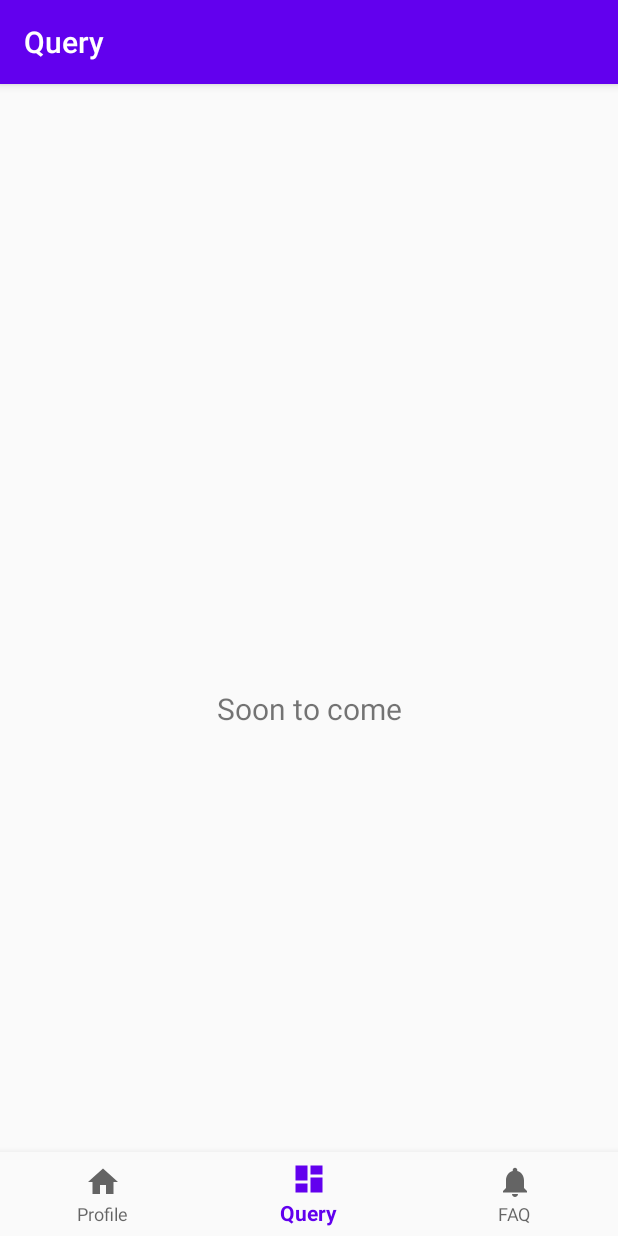
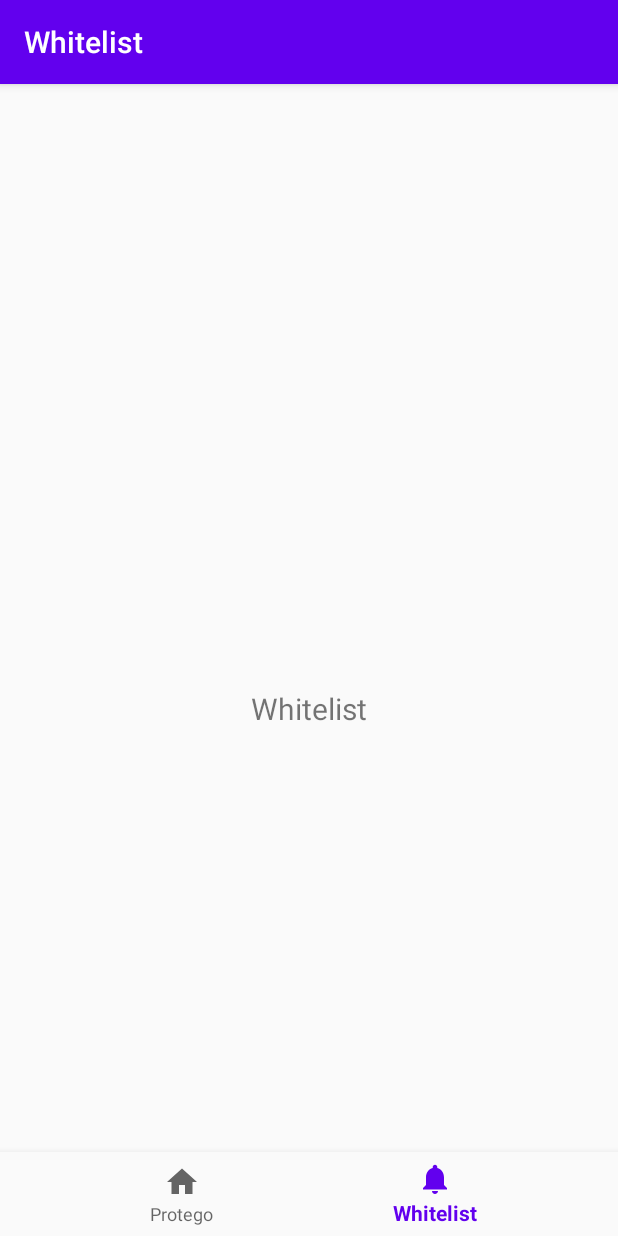
Before and after one commit to schauersbergern/beaconexchange, an Android app: the FaqFragment screen opened through its navigation route, item 2 of the bottom bar chosen, on a phone screen of 412 x 824 dp. Run offline under Robolectric (Android 15) with nearby library versions, the phone set to English and light mode, and no system bars; our stand-ins replace navigation-ui; libraries missing offline, so code that uses them is left out: org.altbeacon.beacon; 2 statements that could not run were skipped.

Commit message:
Tidying up

```diff
--- a/app/build.gradle
+++ b/app/build.gradle
@@ -56,7 +56,7 @@ dependencies {
     androidTestImplementation 'androidx.test.ext:junit:1.1.1'
     androidTestImplementation 'androidx.test.espresso:espresso-core:3.2.0'
 
-    implementation 'org.altbeacon:android-beacon-library:2+'
+    //implementation 'org.altbeacon:android-beacon-library:2+'
 
     def room_version = "2.2.5"
     implementation "androidx.room:room-runtime:$room_version"
@@ -69,4 +69,5 @@ dependencies {
     implementation "androidx.room:room-guava:$room_version"
     // Test helpers
     testImplementation "androidx.room:room-testing:$room_version"
+    implementation project(path: ':altbeacon')
 }
--- a/app/src/main/AndroidManifest.xml
+++ b/app/src/main/AndroidManifest.xml
@@ -38,7 +38,9 @@
 
         <activity
             android:name="com.example.beaconexchange.MainActivity"
-            android:label="@string/app_name">
+            android:label="@string/app_name"
+            android:screenOrientation="portrait"
+            tools:ignore="LockedOrientationActivity">
             <intent-filter>
                 <action android:name="android.intent.action.MAIN" />
 
--- a/app/src/main/java/com/example/beaconexchange/BeaconExchangeApplication.kt
+++ b/app/src/main/java/com/example/beaconexchange/BeaconExchangeApplication.kt
@@ -7,6 +7,7 @@ import org.altbeacon.beacon.BeaconManager
 import org.altbeacon.beacon.Identifier
 import org.altbeacon.beacon.Region
 import org.altbeacon.beacon.powersave.BackgroundPowerSaver
+import org.altbeacon.beacon.service.ArmaRssiFilter
 import org.altbeacon.beacon.startup.BootstrapNotifier
 import org.altbeacon.beacon.startup.RegionBootstrap
 
@@ -20,8 +21,12 @@ class BeaconExchangeApplication : Application(), BootstrapNotifier {
         super.onCreate()
 
         val beaconManager = BeaconManager.getInstanceForApplication(this)
+        BeaconManager.setRssiFilterImplClass(ArmaRssiFilter::class.java)
+        BeaconManager.setDebug(true)
         regionBootstrap = RegionBootstrap(this, Region("BeaconExchangeScanningRegion", null, null, null))
         backgroundPowerSaver = BackgroundPowerSaver(this)
+
+        org.altbeacon.beacon.logging.LogManager.setVerboseLoggingEnabled(true)
 
         //BeaconManager.setBeaconSimulator(TimedBeaconSimulator())
         //(BeaconManager.getBeaconSimulator() as TimedBeaconSimulator?)?.createTimedSimulatedBeacons()
--- a/app/src/main/java/com/example/beaconexchange/MainActivity.kt
+++ b/app/src/main/java/com/example/beaconexchange/MainActivity.kt
@@ -59,7 +59,7 @@ class MainActivity : AppCompatActivity() {
         val navController = findNavController(R.id.nav_host_fragment)
         val appBarConfiguration = AppBarConfiguration(
             setOf(
-                R.id.navigation_profile, R.id.navigation_query, R.id.navigation_faq
+                R.id.navigation_start, R.id.navigation_faq
             )
         )
         setupActionBarWithNavController(navController, appBarConfiguration)
--- a/app/src/main/java/com/example/beaconexchange/beacon/BeaconSenderService.kt
+++ b/app/src/main/java/com/example/beaconexchange/beacon/BeaconSenderService.kt
@@ -16,7 +16,7 @@ class BeaconSenderService : Service() {
 
     companion object {
         private const val CHANNEL_ID = "BeaconSenderService"
-        private const val CHANNEL_TITLE = "App is sending beacons"
+        private const val CHANNEL_TITLE = "You are protected"
     }
 
     override fun onBind(intent: Intent?): IBinder? {
--- a/app/src/main/java/com/example/beaconexchange/ui/faq/FaqViewModel.kt
+++ b/app/src/main/java/com/example/beaconexchange/ui/faq/FaqViewModel.kt
@@ -7,7 +7,7 @@ import androidx.lifecycle.ViewModel
 class FaqViewModel : ViewModel() {
 
     private val _text = MutableLiveData<String>().apply {
-        value = "Soon to come"
+        value = "Whitelist"
     }
     val text: LiveData<String> = _text
 }
--- a/app/src/main/java/com/example/beaconexchange/ui/query/QueryFragment.kt
+++ /dev/null
@@ -1,53 +0,0 @@
-package com.example.beaconexchange.ui.query
-
-import android.os.Build
-import android.os.Bundle
-import android.view.LayoutInflater
-import android.view.View
-import android.view.ViewGroup
-import android.widget.TextView
-import androidx.annotation.RequiresApi
-import androidx.fragment.app.Fragment
-import androidx.lifecycle.Observer
-import androidx.lifecycle.ViewModelProviders
-import androidx.lifecycle.lifecycleScope
-import androidx.recyclerview.widget.LinearLayoutManager
-import androidx.recyclerview.widget.RecyclerView
-import com.example.beaconexchange.BeaconDataRepository
-import com.example.beaconexchange.R
-import kotlinx.coroutines.launch
-
-class QueryFragment : Fragment() {
-
-    @RequiresApi(Build.VERSION_CODES.O)
-    override fun onCreateView(
-        inflater: LayoutInflater,
-        container: ViewGroup?,
-        savedInstanceState: Bundle?
-    ): View? {
-        val root = inflater.inflate(R.layout.fragment_query, container, false)
-
-        /*
-        val contactViewContainer = root.findViewById<RecyclerView>(R.id.contactViewContainer)
-        val queryRecyclerViewAdapter = QueryRecyclerViewAdapter(requireContext())
-        contactViewContainer.adapter = queryRecyclerViewAdapter
-        contactViewContainer.layoutManager = LinearLayoutManager(this.requireContext())
-
-        val queryViewModel =
-            ViewModelProviders.of(this).get(QueryViewModel::class.java)
-
-        queryViewModel.beacons.observe(viewLifecycleOwner, Observer { beacons ->
-            beacons?.let { queryRecyclerViewAdapter.setBeancons(beacons) }
-        })
-
-        val statusTextView = root.findViewById<TextView>(R.id.textViewStatus)
-        statusTextView.text = "Status:\nFit"
-
-        val repository = BeaconDataRepository(requireContext())
-        lifecycleScope.launch { repository.deleteAll() }
-
-         */
-
-        return root
-    }
-}
--- a/app/src/main/res/layout/fragment_query.xml
+++ /dev/null
@@ -1,78 +0,0 @@
-<?xml version="1.0" encoding="utf-8"?>
-<androidx.constraintlayout.widget.ConstraintLayout xmlns:android="http://schemas.android.com/apk/res/android"
-    xmlns:app="http://schemas.android.com/apk/res-auto"
-    xmlns:tools="http://schemas.android.com/tools"
-    android:layout_width="match_parent"
-    android:layout_height="match_parent"
-    tools:context=".ui.query.QueryFragment">
-
-    <TextView
-        android:id="@+id/text_notifications"
-        android:layout_width="match_parent"
-        android:layout_height="wrap_content"
-        android:layout_marginStart="8dp"
-        android:layout_marginTop="8dp"
-        android:layout_marginEnd="8dp"
-        android:textAlignment="center"
-        android:textSize="20sp"
-        android:text="Soon to come"
-        app:layout_constraintBottom_toBottomOf="parent"
-        app:layout_constraintEnd_toEndOf="parent"
-        app:layout_constraintStart_toStartOf="parent"
-        app:layout_constraintTop_toTopOf="parent" />
-    <!--
-    <TextView
-        android:id="@+id/textViewHeading"
-        android:layout_width="wrap_content"
-        android:layout_height="wrap_content"
-        android:layout_marginStart="16dp"
-        android:layout_marginTop="16dp"
-        android:text="@string/query_heading"
-        android:textAppearance="@style/TextAppearance.AppCompat.Medium"
-        app:layout_constraintStart_toStartOf="parent"
-        app:layout_constraintTop_toTopOf="parent" />
-
-    <TextView
-        android:id="@+id/textViewSubtext"
-        android:layout_width="wrap_content"
-        android:layout_height="wrap_content"
-        android:layout_marginStart="16dp"
-        android:layout_marginTop="16dp"
-        android:text="@string/query_subtext"
-        app:layout_constraintStart_toStartOf="parent"
-        app:layout_constraintTop_toBottomOf="@+id/textViewHeading" />
-
-    <ImageView
-        android:id="@+id/imageView"
-        android:layout_width="wrap_content"
-        android:layout_height="wrap_content"
-        android:layout_marginStart="16dp"
-        android:layout_marginTop="24dp"
-        android:src="@android:drawable/ic_menu_myplaces"
-        app:layout_constraintStart_toStartOf="parent"
-        app:layout_constraintTop_toBottomOf="@+id/textViewSubtext"
-        android:contentDescription="@string/query_avatar" />
-
-    <TextView
-        android:id="@+id/textViewStatus"
-        android:layout_width="wrap_content"
-        android:layout_height="wrap_content"
-        android:layout_marginStart="16dp"
-        android:layout_marginTop="24dp"
-        android:text="@string/query_status"
-        app:layout_constraintStart_toEndOf="@+id/imageView"
-        app:layout_constraintTop_toBottomOf="@+id/textViewSubtext" />
-
-    <androidx.recyclerview.widget.RecyclerView
-        android:id="@+id/contactViewContainer"
-        android:layout_width="match_parent"
-        android:layout_height="0dp"
-        android:layout_marginTop="24dp"
-        android:orientation="vertical"
-        app:layout_constraintBottom_toBottomOf="parent"
-        app:layout_constraintTop_toBottomOf="@+id/textViewStatus"
-        tools:layout_editor_absoluteX="16dp" />
-
-        -->
-
-</androidx.constraintlayout.widget.ConstraintLayout>
--- a/app/src/main/res/menu/bottom_nav_menu.xml
+++ b/app/src/main/res/menu/bottom_nav_menu.xml
@@ -2,18 +2,13 @@
 <menu xmlns:android="http://schemas.android.com/apk/res/android">
 
     <item
-        android:id="@+id/navigation_profile"
+        android:id="@+id/navigation_start"
         android:icon="@drawable/ic_home_black_24dp"
         android:title="@string/title_profile" />
 
     <item
-        android:id="@+id/navigation_query"
-        android:icon="@drawable/ic_dashboard_black_24dp"
-        android:title="@string/title_query" />
-
-    <item
         android:id="@+id/navigation_faq"
         android:icon="@drawable/ic_notifications_black_24dp"
-        android:title="@string/title_faq" />
+        android:title="@string/title_whitelist" />
 
 </menu>
--- a/app/src/main/res/navigation/mobile_navigation.xml
+++ b/app/src/main/res/navigation/mobile_navigation.xml
@@ -3,23 +3,17 @@
     xmlns:app="http://schemas.android.com/apk/res-auto"
     xmlns:tools="http://schemas.android.com/tools"
     android:id="@+id/mobile_navigation"
-    app:startDestination="@id/navigation_profile">
+    app:startDestination="@id/navigation_start">
 
     <fragment
-        android:id="@+id/navigation_profile"
+        android:id="@+id/navigation_start"
         android:name="com.example.beaconexchange.ui.start.StartFragment"
         android:label="@string/title_profile"
-        tools:layout="@layout/fragment_profile" />
-
-    <fragment
-        android:id="@+id/navigation_query"
-        android:name="com.example.beaconexchange.ui.query.QueryFragment"
-        android:label="@string/title_query"
-        tools:layout="@layout/fragment_query" />
+        tools:layout="@layout/fragment_start" />
 
     <fragment
         android:id="@+id/navigation_faq"
         android:name="com.example.beaconexchange.ui.faq.FaqFragment"
-        android:label="@string/title_faq"
+        android:label="@string/title_whitelist"
         tools:layout="@layout/fragment_faq" />
 </navigation>
--- a/app/src/main/res/values/strings.xml
+++ b/app/src/main/res/values/strings.xml
@@ -1,8 +1,8 @@
 <resources>
-    <string name="app_name">BeaconExchange</string>
-    <string name="title_profile">Profile</string>
+    <string name="app_name">Protego</string>
+    <string name="title_profile">Protego</string>
     <string name="title_query">Query</string>
-    <string name="title_faq">FAQ</string>
+    <string name="title_whitelist">Whitelist</string>
 
     <string name="start_heading">Help to keep distance</string>
     <string name="start_subtext">If I sense another device it will be listed here</string>
--- a/settings.gradle
+++ b/settings.gradle
@@ -1,2 +1,2 @@
 rootProject.name='BeaconExchange'
-include ':app'
+include ':app', ':altbeacon'
```
Also changed, not shown: app/src/main/java/com/example/beaconexchange/AlarmManager.kt (+26 -8 lines), app/src/main/java/com/example/beaconexchange/ui/query/QueryRecyclerViewAdapter.kt (deleted, +0 -57 lines), app/src/main/java/com/example/beaconexchange/ui/query/QueryViewModel.kt (deleted, +0 -37 lines), app/src/main/java/com/example/beaconexchange/ui/start/StartFragment.kt (+6 -1 lines), 1 other file.
